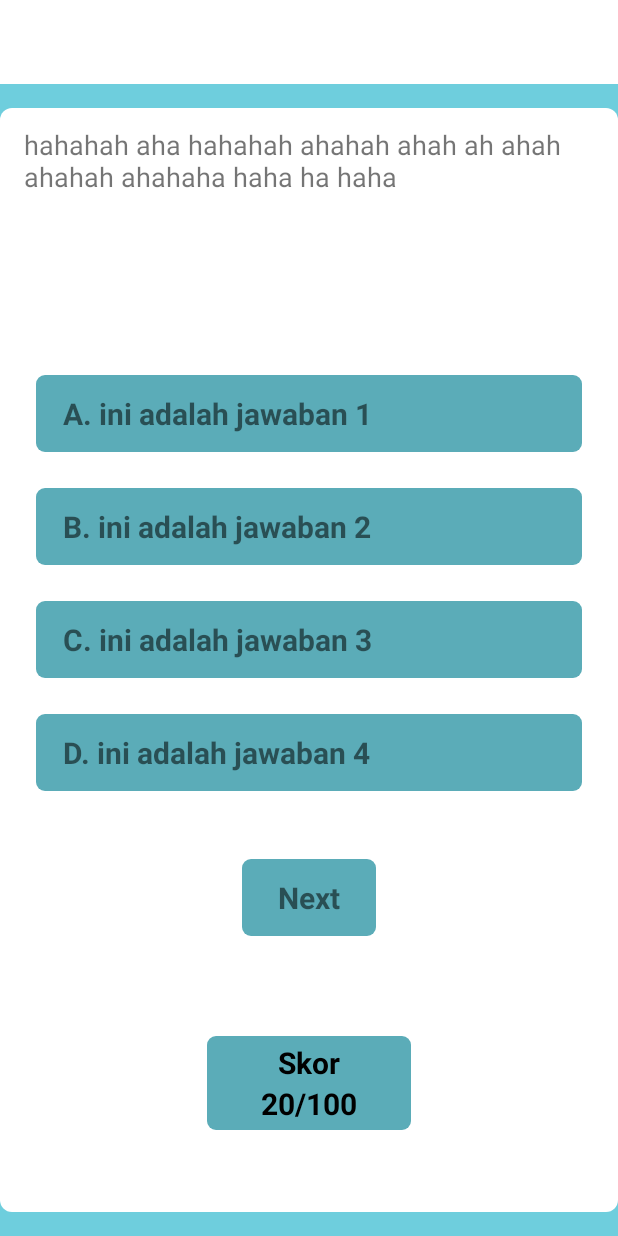
After one commit to fadilHidayatul/Aplikasi-Belajar-Administrasi-Jaringan, an Android app: the layout activity_soal_latihan.xml on its own in the app's theme, with its tools: preview values and no code run, on a phone screen of 412 x 824 dp. The commit adds this screen. Run offline under Robolectric (Android 15) with nearby library versions, the phone set to English and light mode, and no system bars.

Commit message:
Add Soal Activity

```diff
--- a/app/src/main/AndroidManifest.xml
+++ b/app/src/main/AndroidManifest.xml
@@ -16,7 +16,8 @@
         android:supportsRtl="true"
         android:theme="@style/AppTheme"
         android:usesCleartextTraffic="true">
-        <activity android:name=".Soal.SoalActivity"></activity>
+        <activity android:name=".Soal.SoalLatihanActivity"></activity>
+        <activity android:name=".Soal.SoalActivity" />
         <activity android:name=".Silabus.SilabusActivity" />
         <activity android:name=".Video.VideoActivity" />
         <activity android:name=".Jobsheet.JobsheetActivity" />
--- a/app/src/main/java/com/example/aplikasibelajar/Soal/Adapter/SoalAdapter.java
+++ b/app/src/main/java/com/example/aplikasibelajar/Soal/Adapter/SoalAdapter.java
@@ -1,16 +1,19 @@
 package com.example.aplikasibelajar.Soal.Adapter;
 
 import android.content.Context;
+import android.content.Intent;
 import android.view.LayoutInflater;
 import android.view.View;
 import android.view.ViewGroup;
 import android.widget.TextView;
 
 import androidx.annotation.NonNull;
+import androidx.cardview.widget.CardView;
 import androidx.recyclerview.widget.RecyclerView;
 
 import com.example.aplikasibelajar.Materi.Materi;
 import com.example.aplikasibelajar.R;
+import com.example.aplikasibelajar.Soal.SoalLatihanActivity;
 
 import org.w3c.dom.Text;
 
@@ -38,6 +41,14 @@ public class SoalAdapter extends RecyclerView.Adapter<SoalAdapter.viewHolder> {
     @Override
     public void onBindViewHolder(@NonNull SoalAdapter.viewHolder holder, int position) {
         holder.namaSoal.setText(dataBeans.get(position).getJudul_materi());
+        holder.cardSelectSoal.setOnClickListener(new View.OnClickListener() {
+            @Override
+            public void onClick(View v) {
+                Intent intent = new Intent(context, SoalLatihanActivity.class);
+                intent.putExtra("idSoal", dataBeans.get(position).getId_materi());
+                context.startActivity(intent);
+            }
+        });
     }
 
     @Override
@@ -48,6 +59,8 @@ public class SoalAdapter extends RecyclerView.Adapter<SoalAdapter.viewHolder> {
     public class viewHolder extends RecyclerView.ViewHolder {
         @BindView(R.id.namaSoal)
         TextView namaSoal;
+        @BindView(R.id.cardSelectSoal)
+        CardView cardSelectSoal;
         public viewHolder(@NonNull View itemView) {
             super(itemView);
             ButterKnife.bind(this,itemView);
--- /dev/null
+++ b/app/src/main/java/com/example/aplikasibelajar/Soal/Soal.java
@@ -0,0 +1,136 @@
+package com.example.aplikasibelajar.Soal;
+
+import java.util.List;
+
+public class Soal {
+
+    /**
+     * pesan : soal ada
+     * status : 200
+     * data : [{"id_evaluasi":"3","id_materi":"14","soal":"hadahsfkja\r\n","pil_a":"hadahsfkja\r\n","pil_b":"hadahsfkja\r\n","pil_c":"hadahsfkja\r\n","pil_d":"hadahsfkja\r\n","pil_e":"hadahsfkja\r\n","kunci":"c"},{"id_evaluasi":"4","id_materi":"2","soal":"asd","pil_a":"qweq","pil_b":"asda","pil_c":"qwrrw","pil_d":"asd","pil_e":"zxc","kunci":"e"}]
+     */
+
+    private String pesan;
+    private int status;
+    private List<DataBean> data;
+
+    public String getPesan() {
+        return pesan;
+    }
+
+    public void setPesan(String pesan) {
+        this.pesan = pesan;
+    }
+
+    public int getStatus() {
+        return status;
+    }
+
+    public void setStatus(int status) {
+        this.status = status;
+    }
+
+    public List<DataBean> getData() {
+        return data;
+    }
+
+    public void setData(List<DataBean> data) {
+        this.data = data;
+    }
+
+    public static class DataBean {
+        /**
+         * id_evaluasi : 3
+         * id_materi : 14
+         * soal : hadahsfkja
+         * pil_a : hadahsfkja
+         * pil_b : hadahsfkja
+         * pil_c : hadahsfkja
+         * pil_d : hadahsfkja
+         * pil_e : hadahsfkja
+         * kunci : c
+         */
+
+        private String id_evaluasi;
+        private String id_materi;
+        private String soal;
+        private String pil_a;
+        private String pil_b;
+        private String pil_c;
+        private String pil_d;
+        private String pil_e;
+        private String kunci;
+
+        public String getId_evaluasi() {
+            return id_evaluasi;
+        }
+
+        public void setId_evaluasi(String id_evaluasi) {
+            this.id_evaluasi = id_evaluasi;
+        }
+
+        public String getId_materi() {
+            return id_materi;
+        }
+
+        public void setId_materi(String id_materi) {
+            this.id_materi = id_materi;
+        }
+
+        public String getSoal() {
+            return soal;
+        }
+
+        public void setSoal(String soal) {
+            this.soal = soal;
+        }
+
+        public String getPil_a() {
+            return pil_a;
+        }
+
+        public void setPil_a(String pil_a) {
+            this.pil_a = pil_a;
+        }
+
+        public String getPil_b() {
+            return pil_b;
+        }
+
+        public void setPil_b(String pil_b) {
+            this.pil_b = pil_b;
+        }
+
+        public String getPil_c() {
+            return pil_c;
+        }
+
+        public void setPil_c(String pil_c) {
+            this.pil_c = pil_c;
+        }
+
+        public String getPil_d() {
+            return pil_d;
+        }
+
+        public void setPil_d(String pil_d) {
+            this.pil_d = pil_d;
+        }
+
+        public String getPil_e() {
+            return pil_e;
+        }
+
+        public void setPil_e(String pil_e) {
+            this.pil_e = pil_e;
+        }
+
+        public String getKunci() {
+            return kunci;
+        }
+
+        public void setKunci(String kunci) {
+            this.kunci = kunci;
+        }
+    }
+}
--- /dev/null
+++ b/app/src/main/res/layout/activity_soal_latihan.xml
@@ -0,0 +1,187 @@
+<?xml version="1.0" encoding="utf-8"?>
+<RelativeLayout xmlns:android="http://schemas.android.com/apk/res/android"
+    xmlns:app="http://schemas.android.com/apk/res-auto"
+    xmlns:tools="http://schemas.android.com/tools"
+    android:layout_width="match_parent"
+    android:layout_height="match_parent"
+    android:background="@color/bluebg"
+    tools:context=".Soal.SoalLatihanActivity">
+
+    <androidx.appcompat.widget.Toolbar
+        android:id="@+id/toolbarSoalLatihan"
+        android:layout_marginVertical="-5dp"
+        android:gravity="center"
+        android:background="@color/white"
+        android:layout_width="match_parent"
+        android:layout_height="wrap_content"/>
+
+    <androidx.cardview.widget.CardView
+        android:layout_below="@id/toolbarSoalLatihan"
+        app:cardCornerRadius="8dp"
+        android:layout_marginVertical="16dp"
+        android:layout_width="match_parent"
+        android:layout_height="match_parent">
+        <LinearLayout
+            android:orientation="vertical"
+            android:layout_width="match_parent"
+            android:layout_height="match_parent">
+
+            <TextView
+                android:id="@+id/soalNo"
+                android:layout_width="match_parent"
+                android:layout_height="wrap_content"
+                android:layout_marginHorizontal="16dp"
+                android:layout_weight="5"
+                android:paddingTop="12dp"
+                android:text="hahahah aha hahahah ahahah ahah ah ahah ahahah ahahaha haha ha haha"
+                android:textAlignment="gravity"
+                android:textSize="18sp" />
+
+            <LinearLayout
+                android:layout_weight="1"
+                android:layout_marginHorizontal="24dp"
+                android:orientation="vertical"
+                android:layout_width="match_parent"
+                android:layout_height="wrap_content">
+                <androidx.cardview.widget.CardView
+                    android:id="@+id/cardJawaban1"
+                    app:cardCornerRadius="6dp"
+                    android:layout_marginVertical="12dp"
+                    android:backgroundTint="@color/blue"
+                    android:layout_width="match_parent"
+                    android:layout_height="wrap_content">
+                    <TextView
+                        android:id="@+id/jawaban1"
+                        android:text="A. ini adalah jawaban 1"
+                        android:padding="12dp"
+                        android:layout_marginStart="6dp"
+                        android:textSize="20sp"
+                        android:textStyle="bold"
+                        android:layout_width="match_parent"
+                        android:layout_height="wrap_content"/>
+                </androidx.cardview.widget.CardView>
+                <androidx.cardview.widget.CardView
+                    android:id="@+id/cardJawaban2"
+                    app:cardCornerRadius="6dp"
+                    android:backgroundTint="@color/blue"
+                    android:layout_marginVertical="12dp"
+                    android:layout_width="match_parent"
+                    android:layout_height="wrap_content">
+                    <TextView
+                        android:id="@+id/jawaban2"
+                        android:text="B. ini adalah jawaban 2"
+                        android:layout_marginStart="6dp"
+                        android:padding="12dp"
+                        android:textSize="20sp"
+                        android:textStyle="bold"
+                        android:layout_width="match_parent"
+                        android:layout_height="wrap_content"/>
+                </androidx.cardview.widget.CardView>
+                <androidx.cardview.widget.CardView
+                    android:id="@+id/cardJawaban3"
+                    app:cardCornerRadius="6dp"
+                    android:backgroundTint="@color/blue"
+                    android:layout_marginVertical="12dp"
+                    android:layout_width="match_parent"
+                    android:layout_height="wrap_content">
+                    <TextView
+                        android:id="@+id/jawaban3"
+                        android:text="C. ini adalah jawaban 3"
+                        android:layout_marginStart="6dp"
+                        android:padding="12dp"
+                        android:textSize="20sp"
+                        android:textStyle="bold"
+                        android:layout_width="match_parent"
+                        android:layout_height="wrap_content"/>
+                </androidx.cardview.widget.CardView>
+                <androidx.cardview.widget.CardView
+                    android:id="@+id/cardJawaban4"
+                    app:cardCornerRadius="6dp"
+                    android:backgroundTint="@color/blue"
+                    android:layout_marginVertical="12dp"
+                    android:layout_width="match_parent"
+                    android:layout_height="wrap_content">
+                    <TextView
+                        android:id="@+id/jawaban4"
+                        android:text="D. ini adalah jawaban 4"
+                        android:layout_marginStart="6dp"
+                        android:padding="12dp"
+                        android:textSize="20sp"
+                        android:textStyle="bold"
+                        android:layout_width="match_parent"
+                        android:layout_height="wrap_content"/>
+                </androidx.cardview.widget.CardView>
+            </LinearLayout>
+
+            <androidx.cardview.widget.CardView
+                android:id="@+id/cardNext"
+                app:cardCornerRadius="6dp"
+                android:layout_gravity="center"
+                android:backgroundTint="@color/blue"
+                android:layout_marginVertical="12dp"
+                android:layout_width="wrap_content"
+                android:layout_height="wrap_content">
+                <TextView
+                    android:layout_width="wrap_content"
+                    android:textAlignment="center"
+                    android:layout_height="wrap_content"
+                    android:layout_marginHorizontal="12dp"
+                    android:padding="12dp"
+                    android:text="Next"
+                    android:textSize="20sp"
+                    android:textStyle="bold" />
+            </androidx.cardview.widget.CardView>
+
+            <RelativeLayout
+                android:layout_width="match_parent"
+                android:layout_height="wrap_content"
+                android:layout_weight="5">
+                <androidx.cardview.widget.CardView
+                    android:layout_centerInParent="true"
+                    app:cardCornerRadius="6dp"
+                    android:backgroundTint="@color/blue"
+                    android:layout_width="wrap_content"
+                    android:layout_height="wrap_content">
+                    <LinearLayout
+                        android:orientation="vertical"
+                        android:gravity="center"
+                        android:paddingHorizontal="36dp"
+                        android:paddingVertical="4dp"
+                        android:layout_width="match_parent"
+                        android:layout_height="match_parent">
+                        <TextView
+                            android:layout_width="wrap_content"
+                            android:layout_height="wrap_content"
+                            android:text="Skor"
+                            android:textColor="@color/black"
+                            android:textSize="20sp"
+                            android:textStyle="bold" />
+                        <RelativeLayout
+                            android:layout_width="wrap_content"
+                            android:layout_height="wrap_content">
+                            <TextView
+                                android:id="@+id/skor"
+                                android:layout_width="wrap_content"
+                                android:layout_height="wrap_content"
+                                android:text="20"
+                                android:textColor="@color/black"
+                                android:textSize="20sp"
+                                android:textStyle="bold" />
+
+                            <TextView
+                                android:layout_width="wrap_content"
+                                android:layout_height="wrap_content"
+                                android:layout_toRightOf="@id/skor"
+                                android:text="/100"
+                                android:textColor="@color/black"
+                                android:textSize="20sp"
+                                android:textStyle="bold" />
+                        </RelativeLayout>
+                    </LinearLayout>
+                </androidx.cardview.widget.CardView>
+            </RelativeLayout>
+
+        </LinearLayout>
+    </androidx.cardview.widget.CardView>
+
+</RelativeLayout>
--- a/app/src/main/res/values/colors.xml
+++ b/app/src/main/res/values/colors.xml
@@ -4,6 +4,7 @@
     <color name="colorPrimaryDark">#6ecedd</color>
     <color name="colorAccent">#03DAC5</color>
     <color name="bluebg">#6ecedd</color>
+    <color name="blue">#5BACB8</color>
     <color name="black">#000000</color>
     <color name="white">#ffffff</color>
 </resources>
```
